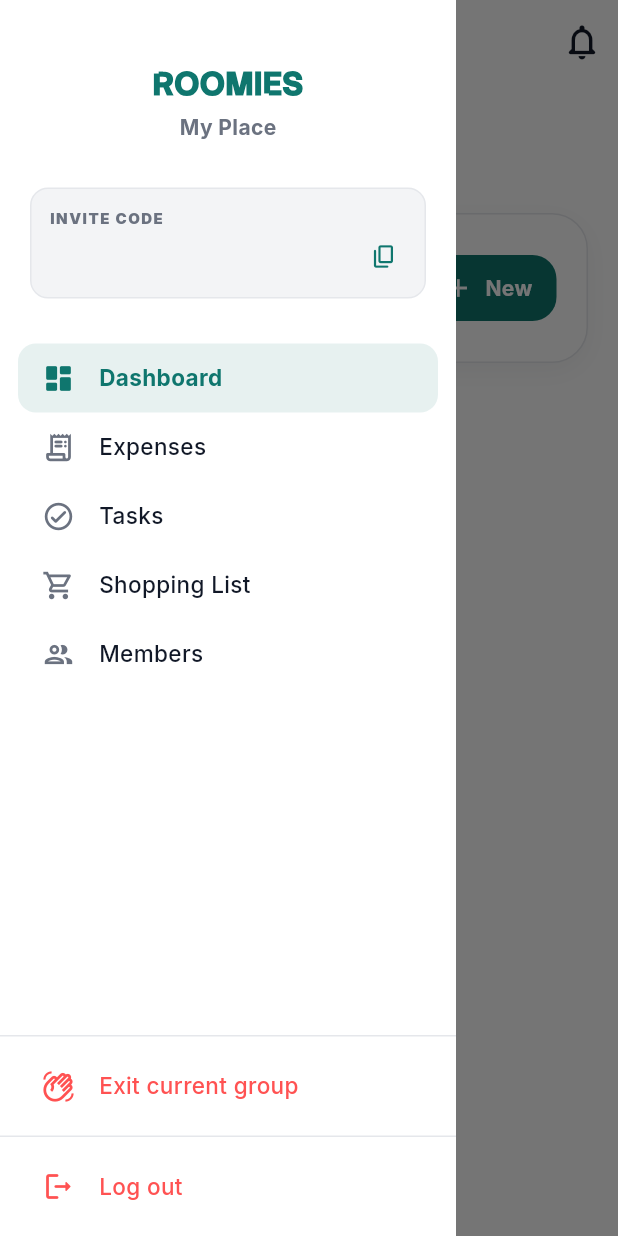
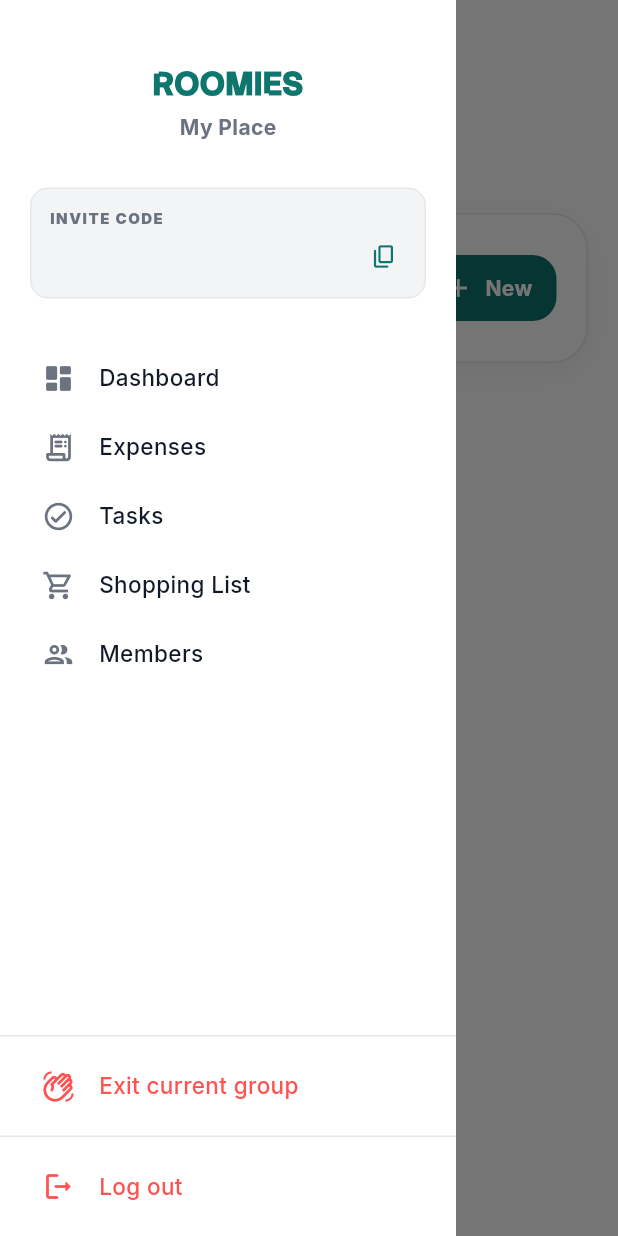
Before and after one commit to JoannaKlis/Roomiez, a Flutter app: the AnnouncementsScreen screen opened directly, with the side drawer open, on a phone screen of 412 x 824 dp. Run offline on Flutter 3.47's test engine with Material 3 defaults, Android fonts, the phone set to English and light mode, and no system bars; our stand-ins replace cloud_firestore, firebase_auth, firebase_core, firebase_storage, image_picker; accounts and stored records are empty.

Commit message:
navigation improvements

```diff
--- a/lib/screens/announcements_screen.dart
+++ b/lib/screens/announcements_screen.dart
@@ -738,13 +738,13 @@ class _AnnouncementsScreenState extends State<AnnouncementsScreen> {
           ],
         ),
         centerTitle: true,
-        actions: [
-          IconButton(
-            icon: const Icon(Icons.notifications_none_rounded,
-                size: 28, color: textColor),
-            onPressed: () {},
-          ),
-        ],
+        // actions: [
+        //   IconButton(
+        //     icon: const Icon(Icons.notifications_none_rounded,
+        //         size: 28, color: textColor),
+        //     onPressed: () {},
+        //   ),
+        // ],
       ),
       body: Padding(
         padding: const EdgeInsets.symmetric(horizontal: 20.0, vertical: 20),
@@ -784,7 +784,7 @@ class _AnnouncementsScreenState extends State<AnnouncementsScreen> {
           ],
         ),
       ),
-      drawer: mb.CustomDrawer(roomName: _groupName, groupId: _userGroupId),
+      drawer: mb.CustomDrawer(roomName: _groupName, groupId: _userGroupId, currentRoute: "announcements",),
     );
   }
 }
```
Also changed, not shown: lib/screens/login_screen.dart (+7 -6 lines), lib/screens/registration_screen.dart (+7 -6 lines).
